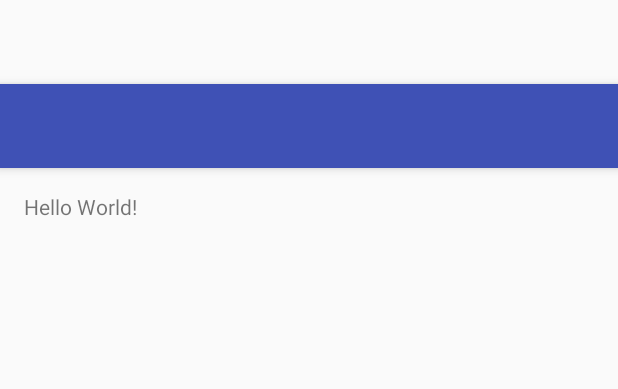
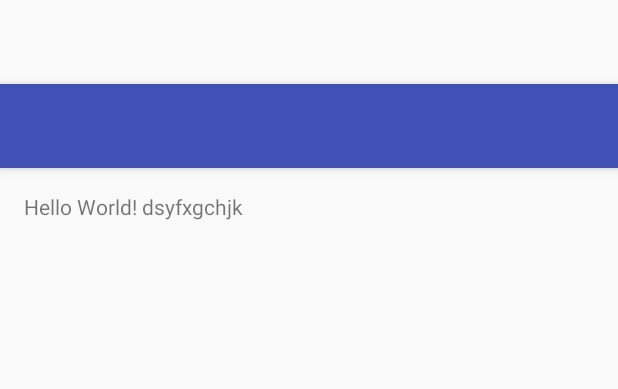
Before and after one commit to dietrich14/hay, an Android app: the layout activity_main.xml on its own in the app's theme, with its tools: preview values and no code run, on a phone screen of 412 x 824 dp. Shown: the top 389 px of the screen. Run offline under Robolectric (Android 15) with nearby library versions, the phone set to English and light mode, and no system bars.

Commit message:
chrissi update

```diff
--- a/app/src/main/res/layout/content_main.xml
+++ b/app/src/main/res/layout/content_main.xml
@@ -15,5 +15,5 @@
     <TextView
         android:layout_width="wrap_content"
         android:layout_height="wrap_content"
-        android:text="Hello World!" />
+        android:text="Hello World! dsyfxgchjk" />
 </RelativeLayout>
```
